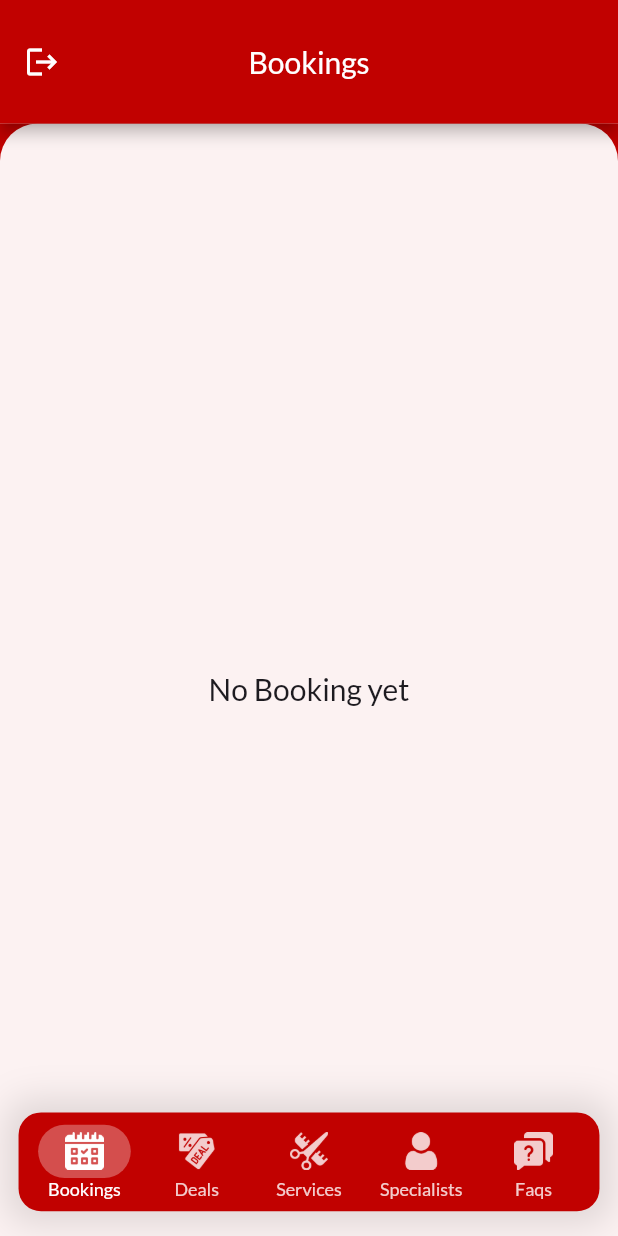
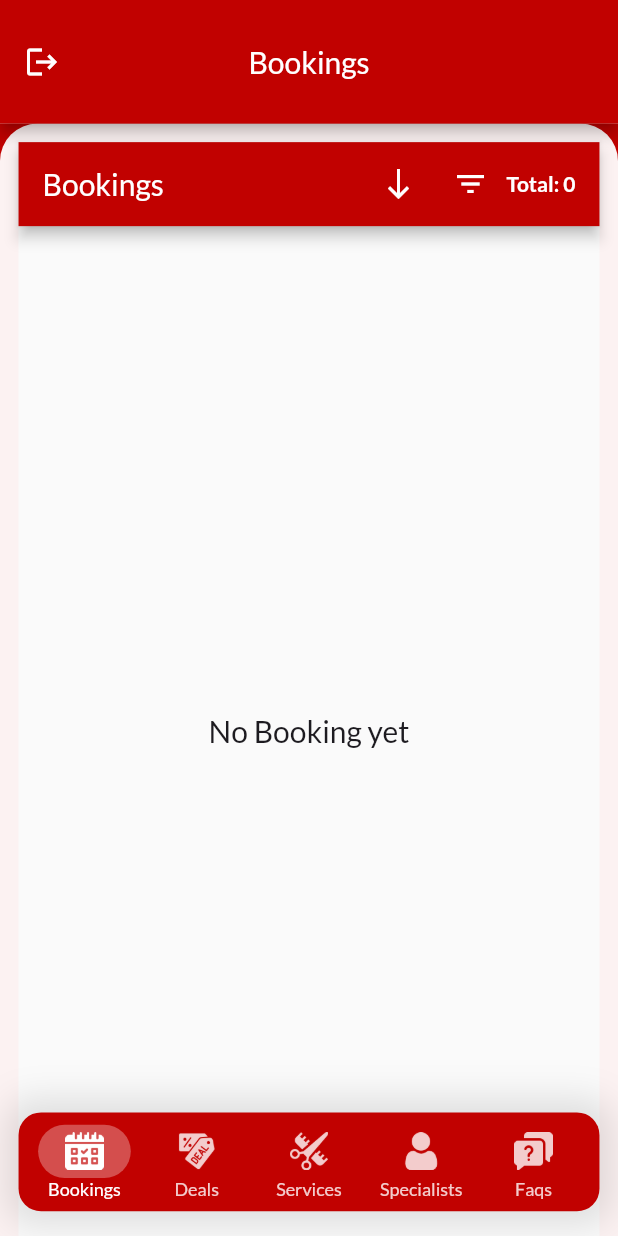
Before and after one commit to musmanflutter/Admin-Salon-App, a Flutter app: the screen it shows once a user with an empty profile is signed in, on a phone screen of 412 x 824 dp. Run offline on Flutter 3.47's test engine with Material 3 defaults, Android fonts, the phone set to English and light mode, and no system bars; our stand-ins replace cached_network_image, carousel_slider, cloud_firestore, firebase_auth, firebase_core, firebase_storage and 5 more; accounts and stored records are empty; generated files the repository leaves out were written again.

Commit message:
ADDED FILTERS ON BOOKING SCREEN

```diff
--- a/lib/screens/common_screens/bookings_screen.dart
+++ b/lib/screens/common_screens/bookings_screen.dart
@@ -1,3 +1,4 @@
+import 'package:admin_app/models/order_class.dart';
 import 'package:admin_app/provider/load_orders.dart';
 import 'package:admin_app/widgets/others/booked_screen_available.dart';
 import 'package:admin_app/widgets/others/build_error.dart';
@@ -5,23 +6,129 @@ import 'package:admin_app/widgets/others/build_loading.dart';
 import 'package:flutter/material.dart';
 import 'package:flutter_riverpod/flutter_riverpod.dart';
 
-class BookingScreen extends ConsumerWidget {
+class BookingScreen extends ConsumerStatefulWidget {
   const BookingScreen({super.key});
 
   @override
-  Widget build(BuildContext context, WidgetRef ref) {
+  ConsumerState<BookingScreen> createState() => _BookingScreenState();
+}
+
+class _BookingScreenState extends ConsumerState<BookingScreen> {
+  String _currentFilter = "ALL"; // default filter
+  bool _descending = true; // default future → past
+
+  @override
+  Widget build(BuildContext context) {
     final appointmentsAsyncValue = ref.watch(orderProvider);
 
-    return Consumer(
-      builder: (context, ref, child) {
-        return appointmentsAsyncValue.when(
-          data: (data) {
-            return BookedScreenAvailable(orderItems: data);
-          },
-          error: (error, stackTrace) => BuildError(error: error.toString()),
-          loading: () => const BuildLoading(),
+    return appointmentsAsyncValue.when(
+      data: (data) {
+        // Apply filters + sorting to your orders
+        final filtered = _applyFilter(data, _currentFilter);
+
+        return Scaffold(
+          appBar: AppBar(
+            title: const Text("Bookings"),
+
+            actions: [
+              IconButton(
+                icon: Icon(
+                  _descending
+                      ? Icons.south
+                      : Icons.north, // ↓ for descending, ↑ for ascending
+                ),
+                tooltip: _descending ? "Future → Past" : "Past → Future",
+                onPressed: () {
+                  setState(() => _descending = !_descending);
+                },
+              ),
+
+              PopupMenuButton<String>(
+                icon: const Icon(Icons.filter_list),
+                onSelected: (value) {
+                  setState(() => _currentFilter = value);
+                },
+                itemBuilder: (context) => [
+                  _menuItem("ALL"),
+                  _menuItem("TODAY"),
+                  _menuItem("PAST WEEK"),
+                  _menuItem("PAST MONTH"),
+                ],
+              ),
+              Center(
+                child: Padding(
+                  padding: const EdgeInsets.only(right: 16),
+                  child: Text(
+                    "Total: ${filtered.length}",
+                    style: const TextStyle(fontWeight: FontWeight.bold),
+                  ),
+                ),
+              ),
+            ],
+          ),
+
+          body: BookedScreenAvailable(orderItems: filtered),
         );
       },
+      error: (error, _) => BuildError(error: error.toString()),
+      loading: () => const BuildLoading(),
     );
   }
+
+  /// Popup item with checkmark on selected filter
+  PopupMenuItem<String> _menuItem(String label) {
+    return PopupMenuItem(
+      value: label,
+      child: Row(
+        mainAxisAlignment: MainAxisAlignment.spaceBetween,
+        children: [
+          Text(label),
+          if (_currentFilter == label) const Icon(Icons.check, size: 18),
+        ],
+      ),
+    );
+  }
+
+  /// Filtering + Sorting Function
+  List<OrderClass> _applyFilter(List<OrderClass> list, String filter) {
+    final now = DateTime.now();
+    final todayStart = DateTime(now.year, now.month, now.day);
+
+    List<OrderClass> filtered = list;
+
+    if (filter == "TODAY") {
+      filtered = list.where((order) {
+        DateTime d = order.date.toDate();
+        return d.year == todayStart.year &&
+            d.month == todayStart.month &&
+            d.day == todayStart.day;
+      }).toList();
+    } else if (filter == "PAST WEEK") {
+      final weekAgo = now.subtract(const Duration(days: 7));
+      filtered = list.where((order) {
+        return order.date.toDate().isAfter(weekAgo);
+      }).toList();
+    } else if (filter == "PAST MONTH") {
+      final monthAgo = now.subtract(const Duration(days: 30));
+      filtered = list.where((order) {
+        return order.date.toDate().isAfter(monthAgo);
+      }).toList();
+    }
+
+    // Sorting (Future → Past)
+    // Sorting logic with toggle
+    if (_descending) {
+      // Future → Past (default)
+      filtered.sort((a, b) {
+        return b.date.toDate().compareTo(a.date.toDate());
+      });
+    } else {
+      // Past → Future (reverse)
+      filtered.sort((a, b) {
+        return a.date.toDate().compareTo(b.date.toDate());
+      });
+    }
+
+    return filtered;
+  }
 }
```
